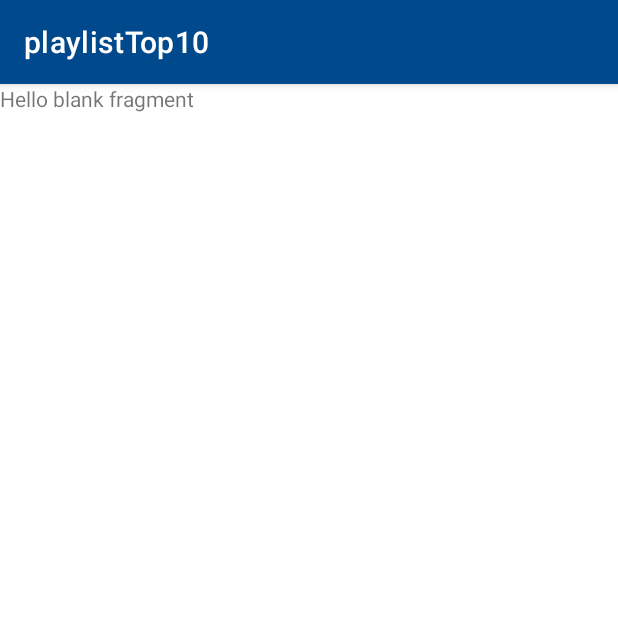
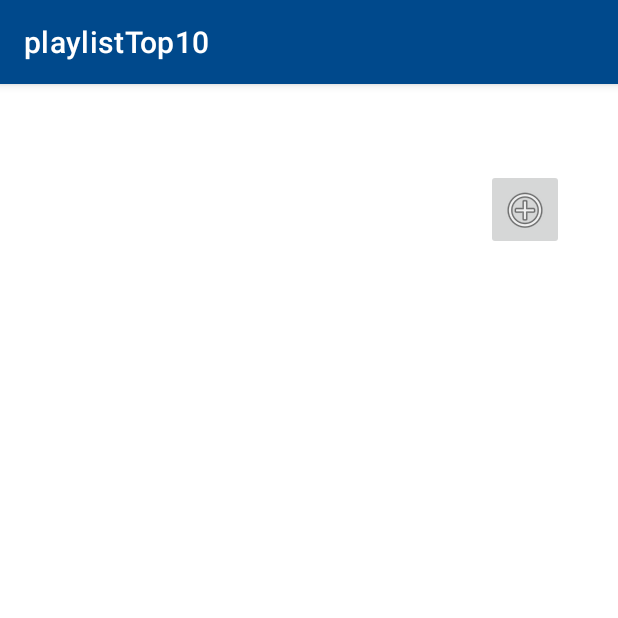
Before and after one commit to chaeheejo/playlistTop10, an Android app: the PlaylistFragment screen opened through its navigation route, on a phone screen of 412 x 824 dp, the top half of it. Run offline under Robolectric (Android 15) with nearby library versions, the phone set to English and light mode, and no system bars; our stand-ins replace Firebase (no records; nobody signed in at launch, a user with empty details on screens opened directly); 2 statements that could not run were skipped.

Commit message:
get id from LoginFragment to PlaylistFragment (-ing)

```diff
--- a/app/build.gradle
+++ b/app/build.gradle
@@ -43,6 +43,8 @@ dependencies {
     implementation 'androidx.constraintlayout:constraintlayout:2.1.4'
     implementation 'androidx.navigation:navigation-fragment-ktx:2.5.1'
     implementation 'androidx.navigation:navigation-ui-ktx:2.5.1'
+    implementation "androidx.fragment:fragment-ktx:1.6.0-alpha01"
+    implementation "androidx.fragment:fragment-testing:1.6.0-alpha01"
     implementation 'com.google.firebase:firebase-firestore-ktx:24.2.1'
     testImplementation 'junit:junit:4.13.2'
     androidTestImplementation 'androidx.test.ext:junit:1.1.3'
--- a/app/src/main/java/com/example/playlisttop10/PlaylistFragment.kt
+++ b/app/src/main/java/com/example/playlisttop10/PlaylistFragment.kt
@@ -1,18 +1,55 @@
 package com.example.playlisttop10
 
 import android.os.Bundle
+import android.util.Log
 import androidx.fragment.app.Fragment
 import android.view.LayoutInflater
 import android.view.View
 import android.view.ViewGroup
+import android.widget.Toast
+import androidx.lifecycle.Observer
+import androidx.navigation.fragment.navArgs
+import com.example.playlisttop10.databinding.FragmentPlaylistBinding
+import com.example.playlisttop10.login.LoginFragment
 
 
 class PlaylistFragment : Fragment() {
+    private var _binding: FragmentPlaylistBinding? = null
+    private val binding get() = _binding!!
+    private val playlistViewModel: PlaylistViewModel = PlaylistViewModel()
+    private val args: PlaylistFragmentArgs by navArgs<PlaylistFragmentArgs>()
+
+    private var name: String =""
 
     override fun onCreateView(
         inflater: LayoutInflater, container: ViewGroup?,
         savedInstanceState: Bundle?
     ): View? {
-        return inflater.inflate(R.layout.fragment_playlist, container, false)
+        _binding = FragmentPlaylistBinding.inflate(inflater, container, false)
+        return binding.root
+    }
+
+    override fun onViewCreated(view: View, savedInstanceState: Bundle?) {
+        super.onViewCreated(view, savedInstanceState)
+
+       val id = args.amount
+
+        playlistViewModel.tryGetName(id)
+
+        playlistViewModel.getReceivedNameState().observe(viewLifecycleOwner, Observer{
+            when(it){
+                true -> name = playlistViewModel.getName()
+                false -> makeToast("name")
+            }
+        })
+
+    }
+
+    private fun makeToast(str: String) {
+        var toast: String = ""
+        when (str) {
+            "name" -> toast = "사용자의 이름 불러오기에 실패하였습니다."
+        }
+        Toast.makeText(activity, toast, Toast.LENGTH_SHORT).show()
     }
 }
--- /dev/null
+++ b/app/src/main/java/com/example/playlisttop10/PlaylistViewModel.kt
@@ -0,0 +1,32 @@
+package com.example.playlisttop10
+
+import androidx.lifecycle.MutableLiveData
+import androidx.lifecycle.ViewModel
+
+class PlaylistViewModel: ViewModel() {
+    private val userRepository: UserRepository = UserRepository()
+    private var isReceivedName = MutableLiveData<Boolean>()
+    private var name: Any ?= ""
+
+    fun tryGetName(id: String){
+        userRepository.tryGetName(id, ::onNameReceived)
+    }
+
+    private fun onNameReceived(result: Result<Any?>){
+        when{
+            result.isSuccess -> {
+                name = result.getOrNull()
+                isReceivedName.value = true
+            }
+            result.isFailure -> isReceivedName.value = false
+        }
+    }
+
+    fun getReceivedNameState(): MutableLiveData<Boolean>{
+        return isReceivedName
+    }
+
+    fun getName(): String{
+        return name.toString()
+    }
+}
--- a/app/src/main/java/com/example/playlisttop10/LoginFragment.kt
+++ b/app/src/main/java/com/example/playlisttop10/login/LoginFragment.kt
@@ -1,13 +1,17 @@
-package com.example.playlisttop10
+package com.example.playlisttop10.login
 
 import android.os.Bundle
+import android.util.Log
 import androidx.fragment.app.Fragment
 import android.view.LayoutInflater
 import android.view.View
 import android.view.ViewGroup
 import android.widget.Toast
 import androidx.lifecycle.Observer
+import androidx.navigation.NavDirections
 import androidx.navigation.fragment.NavHostFragment
+import androidx.navigation.fragment.findNavController
+import com.example.playlisttop10.R
 import com.example.playlisttop10.databinding.FragmentLoginBinding
 
 class LoginFragment : Fragment() {
@@ -17,7 +21,6 @@ class LoginFragment : Fragment() {
 
     private var id: String = ""
     private var password: String = ""
-    private var name: String = ""
 
     override fun onCreate(savedInstanceState: Bundle?) {
         super.onCreate(savedInstanceState)
@@ -28,8 +31,7 @@ class LoginFragment : Fragment() {
         savedInstanceState: Bundle?
     ): View? {
         _binding = FragmentLoginBinding.inflate(inflater, container, false)
-        val view = binding.root
-        return view
+        return binding.root
     }
 
     override fun onViewCreated(view: View, savedInstanceState: Bundle?) {
@@ -49,8 +51,10 @@ class LoginFragment : Fragment() {
 
         loginViewModel.getLoginState().observe(viewLifecycleOwner, Observer {
             when (it) {
-                true -> NavHostFragment.findNavController(this)
-                    .navigate(R.id.action_loginFragment_to_playlistFragment)
+                true -> {
+                    val action = LoginFragmentDirections.actionLoginFragmentToPlaylistFragment(id)
+                    findNavController().navigate(action)
+                }
                 false -> Toast.makeText(activity, "로그인에 실패하셨습니다.", Toast.LENGTH_SHORT).show()
             }
         })
@@ -63,12 +67,4 @@ class LoginFragment : Fragment() {
         _binding = null
     }
 
-    companion object {
-        @JvmStatic
-        fun newInstance(param1: String, param2: String) =
-            LoginFragment().apply {
-            }
-    }
-
-
 }
--- a/app/src/main/java/com/example/playlisttop10/LoginViewModel.kt
+++ b/app/src/main/java/com/example/playlisttop10/login/LoginViewModel.kt
@@ -1,8 +1,10 @@
-package com.example.playlisttop10
+package com.example.playlisttop10.login
 
+import android.util.Log
 import androidx.lifecycle.LiveData
 import androidx.lifecycle.MutableLiveData
 import androidx.lifecycle.ViewModel
+import com.example.playlisttop10.UserRepository
 
 class LoginViewModel: ViewModel() {
     private val userRepository: UserRepository = UserRepository()
--- a/app/src/main/java/com/example/playlisttop10/SignupFragment.kt
+++ b/app/src/main/java/com/example/playlisttop10/login/SignupFragment.kt
@@ -1,4 +1,4 @@
-package com.example.playlisttop10
+package com.example.playlisttop10.login
 
 import android.os.Bundle
 import android.view.LayoutInflater
@@ -8,6 +8,7 @@ import android.widget.Toast
 import androidx.fragment.app.Fragment
 import androidx.lifecycle.Observer
 import androidx.navigation.fragment.NavHostFragment
+import com.example.playlisttop10.R
 import com.example.playlisttop10.databinding.FragmentSignupBinding
 
 class SignupFragment : Fragment() {
@@ -24,8 +25,7 @@ class SignupFragment : Fragment() {
         savedInstanceState: Bundle?
     ): View? {
         _binding = FragmentSignupBinding.inflate(inflater, container, false)
-        val view = binding.root
-        return view
+        return binding.root
     }
 
     override fun onViewCreated(view: View, savedInstanceState: Bundle?) {
--- a/app/src/main/java/com/example/playlisttop10/SignupViewModel.kt
+++ b/app/src/main/java/com/example/playlisttop10/login/SignupViewModel.kt
@@ -1,8 +1,9 @@
-package com.example.playlisttop10
+package com.example.playlisttop10.login
 
 import androidx.lifecycle.LiveData
 import androidx.lifecycle.MutableLiveData
 import androidx.lifecycle.ViewModel
+import com.example.playlisttop10.UserRepository
 
 
 class SignupViewModel : ViewModel() {
--- a/app/src/main/res/layout/fragment_login.xml
+++ b/app/src/main/res/layout/fragment_login.xml
@@ -5,7 +5,7 @@
     android:id="@+id/ConstraintLayout"
     android:layout_width="match_parent"
     android:layout_height="match_parent"
-    tools:context=".LoginFragment">
+    tools:context=".login.LoginFragment">
 
     <TextView
         android:id="@+id/login_text_password"
--- a/app/src/main/res/layout/fragment_playlist.xml
+++ b/app/src/main/res/layout/fragment_playlist.xml
@@ -1,14 +1,28 @@
 <?xml version="1.0" encoding="utf-8"?>
-<FrameLayout xmlns:android="http://schemas.android.com/apk/res/android"
+<androidx.constraintlayout.widget.ConstraintLayout xmlns:android="http://schemas.android.com/apk/res/android"
+    xmlns:app="http://schemas.android.com/apk/res-auto"
     xmlns:tools="http://schemas.android.com/tools"
     android:layout_width="match_parent"
     android:layout_height="match_parent"
-    tools:context=".PlaylistFragment">
+    tools:context=".PlaylistFragment" >
 
-    <!-- TODO: Update blank fragment layout -->
     <TextView
-        android:layout_width="match_parent"
-        android:layout_height="match_parent"
-        android:text="@string/hello_blank_fragment" />
+        android:id="@+id/play_text_title"
+        android:layout_width="wrap_content"
+        android:layout_height="wrap_content"
+        android:layout_marginTop="24dp"
+        android:textSize="24sp"
+        app:layout_constraintEnd_toEndOf="parent"
+        app:layout_constraintStart_toStartOf="parent"
+        app:layout_constraintTop_toTopOf="parent" />
 
-</FrameLayout>
+    <ImageButton
+        android:id="@+id/imageButton"
+        android:layout_width="52dp"
+        android:layout_height="54dp"
+        android:src="@android:drawable/ic_menu_add"
+        app:layout_constraintEnd_toEndOf="parent"
+        app:layout_constraintHorizontal_bias="0.9"
+        app:layout_constraintStart_toStartOf="parent"
+        app:layout_constraintTop_toBottomOf="@+id/play_text_title" />
+</androidx.constraintlayout.widget.ConstraintLayout>
--- a/app/src/main/res/layout/fragment_signup.xml
+++ b/app/src/main/res/layout/fragment_signup.xml
@@ -4,7 +4,7 @@
     xmlns:tools="http://schemas.android.com/tools"
     android:layout_width="match_parent"
     android:layout_height="match_parent"
-    tools:context=".SignupFragment">
+    tools:context=".login.SignupFragment">
 
     <TextView
         android:id="@+id/signup_text_id"
--- a/app/src/main/res/navigation/nav_graph.xml
+++ b/app/src/main/res/navigation/nav_graph.xml
@@ -7,7 +7,7 @@
 
     <fragment
         android:id="@+id/loginFragment"
-        android:name="com.example.playlisttop10.LoginFragment"
+        android:name="com.example.playlisttop10.login.LoginFragment"
         android:label="fragment_login"
         tools:layout="@layout/fragment_login" >
         <action
@@ -19,7 +19,7 @@
     </fragment>
     <fragment
         android:id="@+id/signupFragment"
-        android:name="com.example.playlisttop10.SignupFragment"
+        android:name="com.example.playlisttop10.login.SignupFragment"
         android:label="fragment_signup"
         tools:layout="@layout/fragment_signup" >
         <action
@@ -30,6 +30,12 @@
         android:id="@+id/playlistFragment"
         android:name="com.example.playlisttop10.PlaylistFragment"
         android:label="fragment_playlist"
-        tools:layout="@layout/fragment_playlist" />
+        tools:layout="@layout/fragment_playlist" >
+        <argument
+            android:name="userId"
+            android:defaultValue="userId"
+            app:argType="string"/>
+    </fragment>
+
 
 </navigation>
--- a/build.gradle
+++ b/build.gradle
@@ -4,13 +4,14 @@ buildscript {
     }
     dependencies {
         classpath 'com.google.gms:google-services:4.3.13'
-        classpath("androidx.navigation:navigation-safe-args-gradle-plugin:2.5.1")
+        classpath 'androidx.navigation:navigation-safe-args-gradle-plugin:2.5.1'
+        classpath "org.jetbrains.kotlin:kotlin-gradle-plugin:1.7.10"
     }
 }// Top-level build file where you can add configuration options common to all sub-projects/modules.
 plugins {
     id 'com.android.application' version '7.2.1' apply false
     id 'com.android.library' version '7.2.1' apply false
-    id 'org.jetbrains.kotlin.android' version '1.6.10' apply false
+    id 'org.jetbrains.kotlin.android' version '1.7.10' apply false
 }
 
 task clean(type: Delete) {
```
Also changed, not shown: app/src/main/java/com/example/playlisttop10/RegisterSongFragment.kt (added, +21 -0 lines), app/src/main/java/com/example/playlisttop10/UserRepository.kt (+13 -0 lines), app/src/main/res/layout/fragment_register_song.xml (added, +14 -0 lines).
